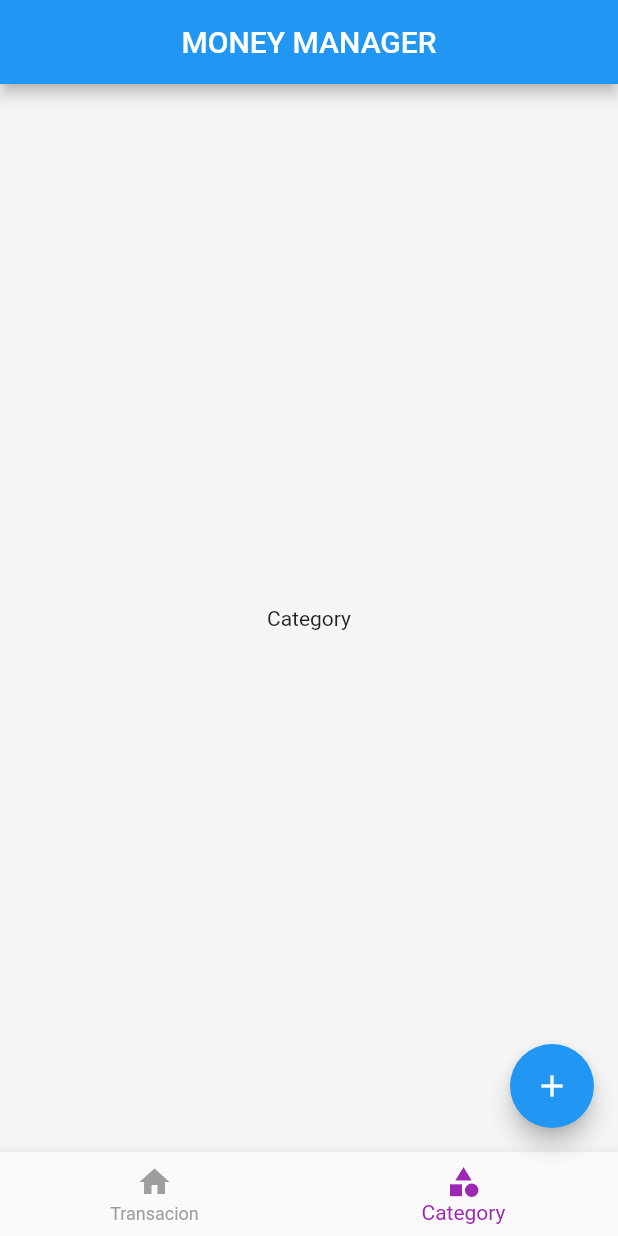
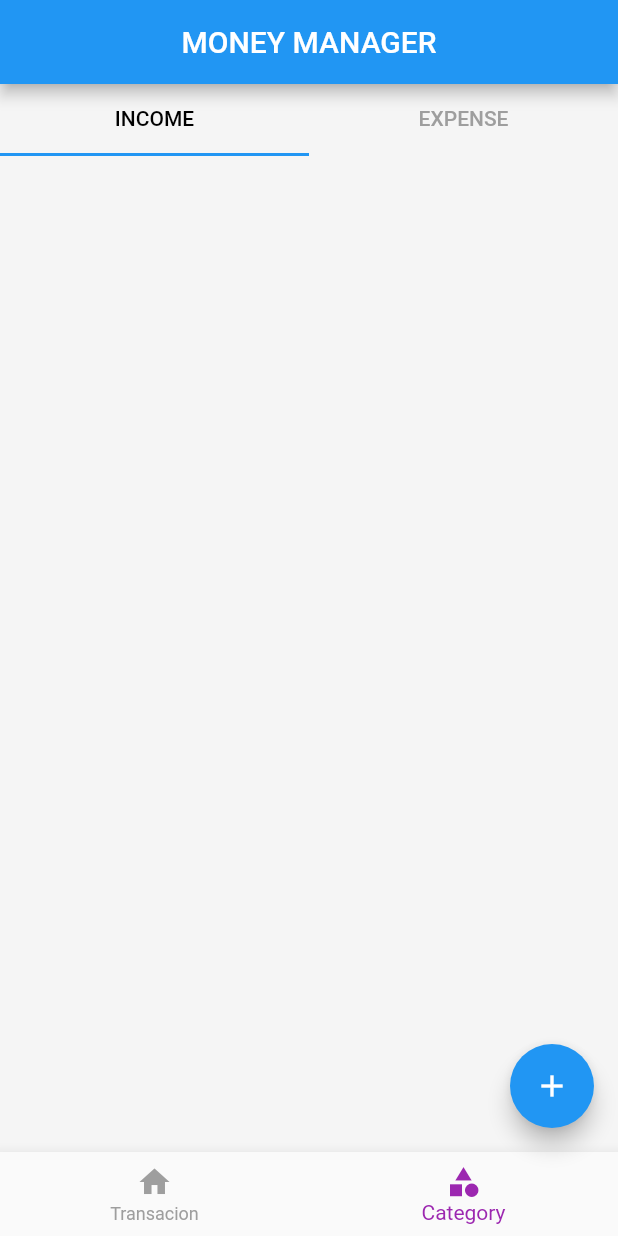
Before and after one commit to mirza-d3x/Money_manger_App, a Flutter app: the screen it shows after launch, item 2 of the bottom bar chosen, on a phone screen of 412 x 824 dp. Run offline on Flutter 3.47's test engine with Material 2 defaults, Android fonts, the phone set to English and light mode, and no system bars.

Commit message:
Tab bar is set in category page. 2 Tabbar named as Income and Expense

```diff
--- a/lib/screens/category/screen_category.dart
+++ b/lib/screens/category/screen_category.dart
@@ -1,10 +1,38 @@
 import 'package:flutter/material.dart';
 
-class ScreenCategory extends StatelessWidget {
+class ScreenCategory extends StatefulWidget {
   const ScreenCategory({Key? key}) : super(key: key);
 
   @override
+  State<ScreenCategory> createState() => _ScreenCategoryState();
+}
+
+class _ScreenCategoryState extends State<ScreenCategory>
+    with SingleTickerProviderStateMixin {
+  late TabController _tabController;
+
+  @override
+  void initState() {
+    _tabController = TabController(length: 2, vsync: this);
+    super.initState();
+  }
+
+  @override
   Widget build(BuildContext context) {
-    return Center(child: Text('Category'));
+    return Column(
+      children: [
+        TabBar(controller: _tabController,
+        labelColor: Colors.black,
+        unselectedLabelColor: Colors.grey,
+        tabs: [
+          Tab(
+            text: 'INCOME',
+          ),
+          Tab(
+            text: 'EXPENSE',
+          ),
+        ])
+      ],
+    );
   }
 }
```
